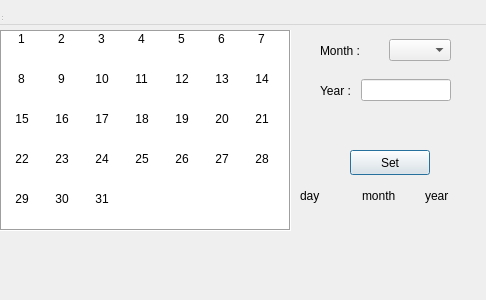
First picture: the form in calender.ui, repository mhmdrezanaderi/toDoList, before the edit.
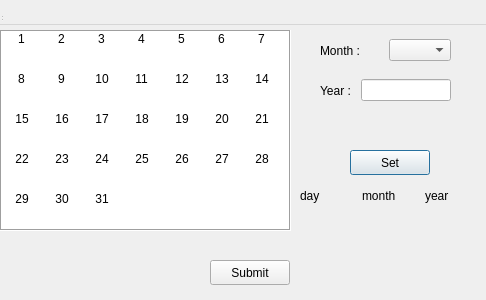
Second picture: the form after the edit.

Patch:
```diff
--- a/calender.ui
+++ b/calender.ui
@@ -404,6 +404,19 @@
      <string>Set</string>
     </property>
    </widget>
+   <widget class="QPushButton" name="pushButton">
+    <property name="geometry">
+     <rect>
+      <x>210</x>
+      <y>260</y>
+      <width>80</width>
+      <height>25</height>
+     </rect>
+    </property>
+    <property name="text">
+     <string>Submit</string>
+    </property>
+   </widget>
   </widget>
   <widget class="QMenuBar" name="menubar">
    <property name="geometry">
```
